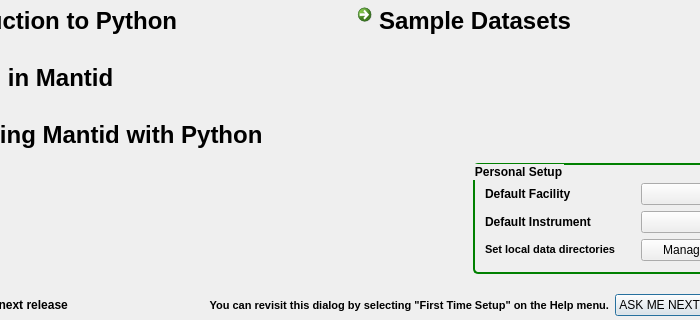
First picture: the form in Code/Mantid/MantidPlot/src/Mantid/FirstTimeSetup.ui, repository mantidproject/mantid, before the edit; both pictures show x 169 to 869 and y 247 to 567 of the 998 by 567 pixel window.
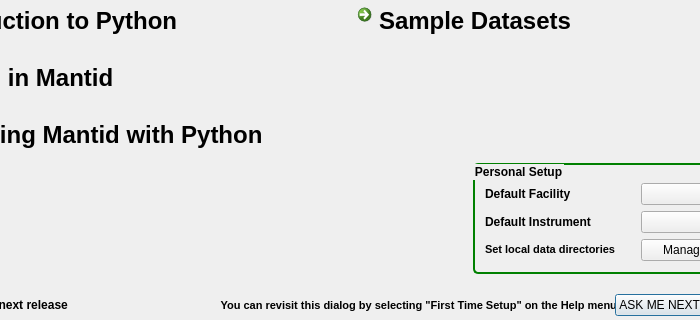
Second picture: the form after the edit. Icons and pictures are not drawn. Custom widgets are drawn as their Qt base class.

Commit message: re #10666 improve formatting on linux

```diff
--- a/Code/Mantid/MantidPlot/src/Mantid/FirstTimeSetup.ui
+++ b/Code/Mantid/MantidPlot/src/Mantid/FirstTimeSetup.ui
@@ -16,6 +16,23 @@
     <verstretch>0</verstretch>
    </sizepolicy>
   </property>
+  <property name="minimumSize">
+   <size>
+    <width>998</width>
+    <height>567</height>
+   </size>
+  </property>
+  <property name="maximumSize">
+   <size>
+    <width>998</width>
+    <height>567</height>
+   </size>
+  </property>
+  <property name="font">
+   <font>
+    <family>Segoe UI</family>
+   </font>
+  </property>
   <property name="windowTitle">
    <string>Welcome to Mantid</string>
   </property>
@@ -69,12 +86,13 @@
      <widget class="QLabel" name="lbUpdate">
       <property name="minimumSize">
        <size>
-        <width>500</width>
+        <width>540</width>
         <height>0</height>
        </size>
       </property>
       <property name="font">
        <font>
+        <family>Segoe UI</family>
         <weight>75</weight>
         <bold>true</bold>
        </font>
```
Left out of the diff: 20 changed lines with no effect on the pictures.
